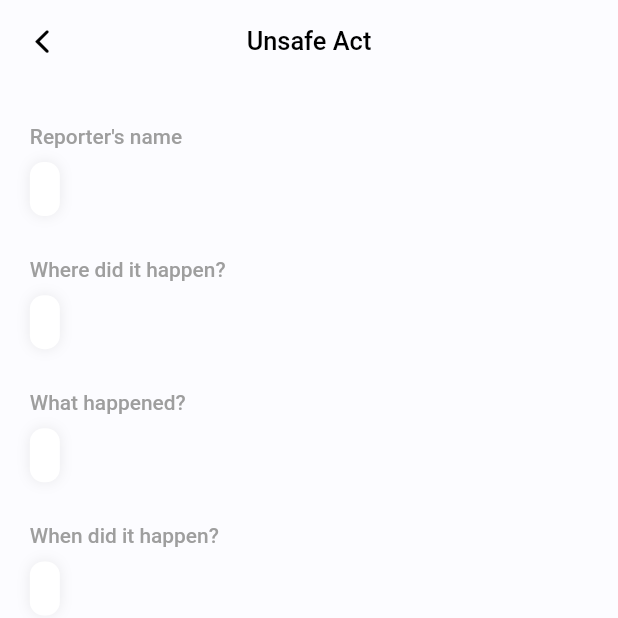
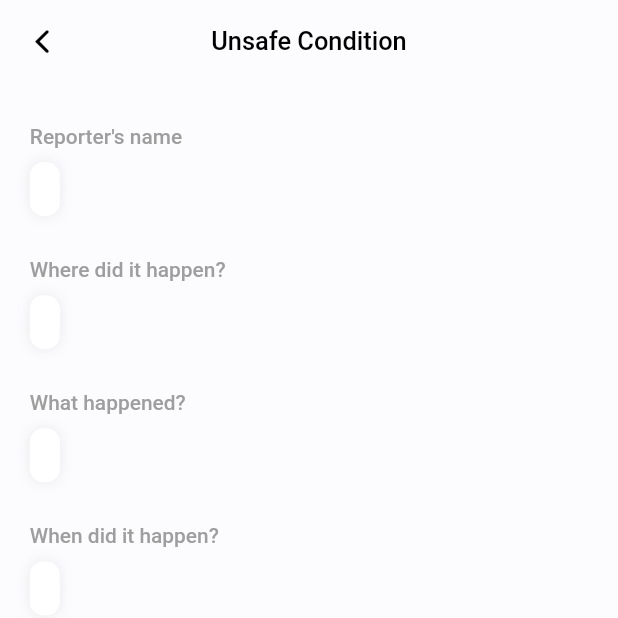
Before and after one commit to seniorman-dev/Safe-Olam, a Flutter app: the UnsafeConditionDetailsPage screen opened directly with empty values, on a phone screen of 412 x 824 dp, the top half of it. Run offline on Flutter 3.47's test engine with Material 2 defaults, Android fonts, the phone set to English and light mode, and no system bars; drawn by our look-alikes of cached_network_image; our stand-ins replace animated_splash_screen, cloud_firestore, country_picker, firebase_core, firebase_storage, flutter_screenutil and 4 more; accounts and stored records are empty; network calls fail.

Commit message:
modified:   lib/widget/home/reported_events/widget/details_page/near_miss_details_page.dart 	modified:   lib/widget/home/reported_events/widget/details_page/unsafe_condition_details_page.dart

```diff
--- a/lib/widget/home/reported_events/widget/details_page/near_miss_details_page.dart
+++ b/lib/widget/home/reported_events/widget/details_page/near_miss_details_page.dart
@@ -30,7 +30,7 @@ class NearMissDetailsPage extends StatelessWidget {
         extendBodyBehindAppBar: true,
         resizeToAvoidBottomInset: false,
         backgroundColor: AppTheme.backgroundColor,
-        appBar: CustomAppBar(title: 'Unsafe Act',),
+        appBar: CustomAppBar(title: 'Near Miss',),
         body: SingleChildScrollView(
           physics: const BouncingScrollPhysics(),
           child: buildBody(context,),
--- a/lib/widget/home/reported_events/widget/details_page/unsafe_condition_details_page.dart
+++ b/lib/widget/home/reported_events/widget/details_page/unsafe_condition_details_page.dart
@@ -30,7 +30,7 @@ class UnsafeConditionDetailsPage extends StatelessWidget {
         extendBodyBehindAppBar: true,
         resizeToAvoidBottomInset: false,
         backgroundColor: AppTheme.backgroundColor,
-        appBar: CustomAppBar(title: 'Unsafe Act',),
+        appBar: CustomAppBar(title: 'Unsafe Condition',),
         body: SingleChildScrollView(
           physics: const BouncingScrollPhysics(),
           child: buildBody(context,),
```
